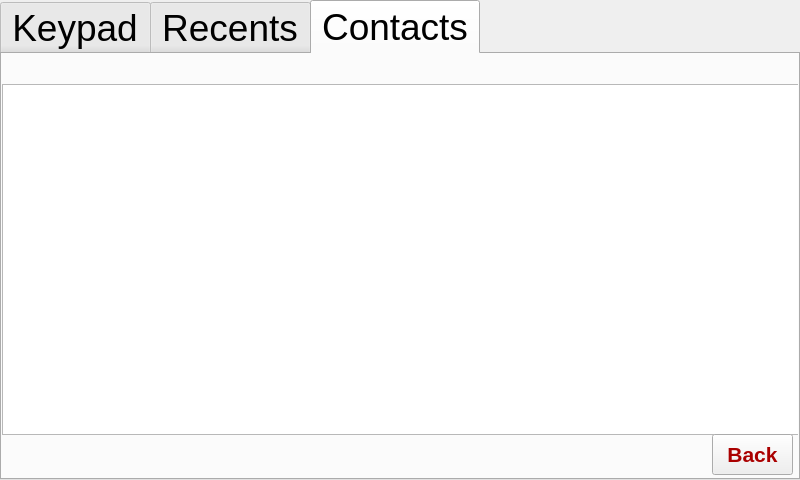
Qt form RPI/GUI/UI/Phone.ui (YehiaEhab16/FOTA_Graduation-Project-2022) before a commit.
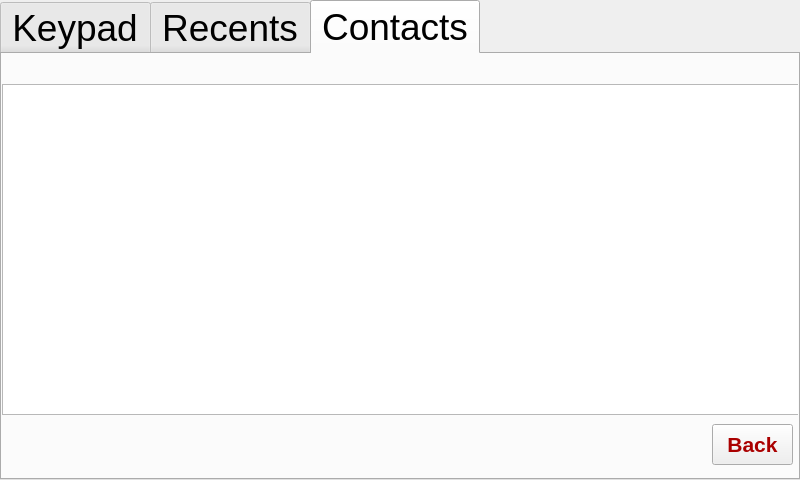
The same form after that commit. The open tabs and pages were chosen to show the change. Icons and pictures are not drawn.

```diff
--- a/RPI/GUI/UI/Phone.ui
+++ b/RPI/GUI/UI/Phone.ui
@@ -1875,7 +1875,7 @@
       <x>0</x>
       <y>30</y>
       <width>801</width>
-      <height>351</height>
+      <height>331</height>
      </rect>
     </property>
     <property name="font">
@@ -1937,7 +1937,7 @@
     <property name="geometry">
      <rect>
       <x>710</x>
-      <y>380</y>
+      <y>370</y>
       <width>81</width>
       <height>41</height>
      </rect>
```
Left out of the diff: 6 changed lines with no effect on the pictures.
